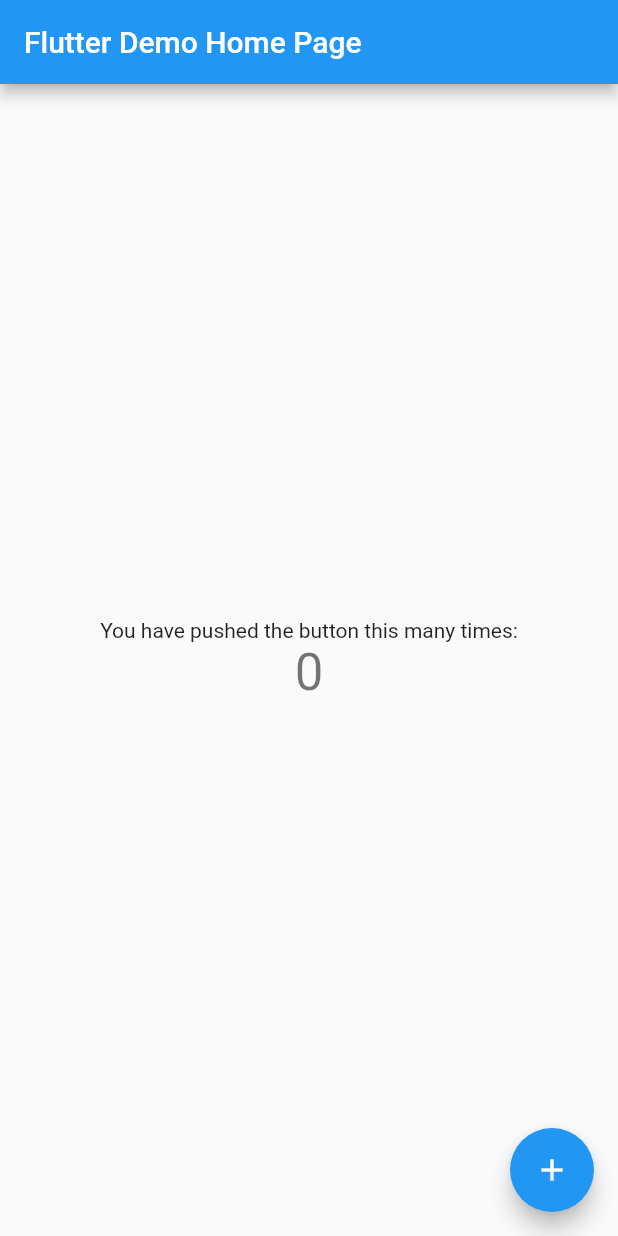
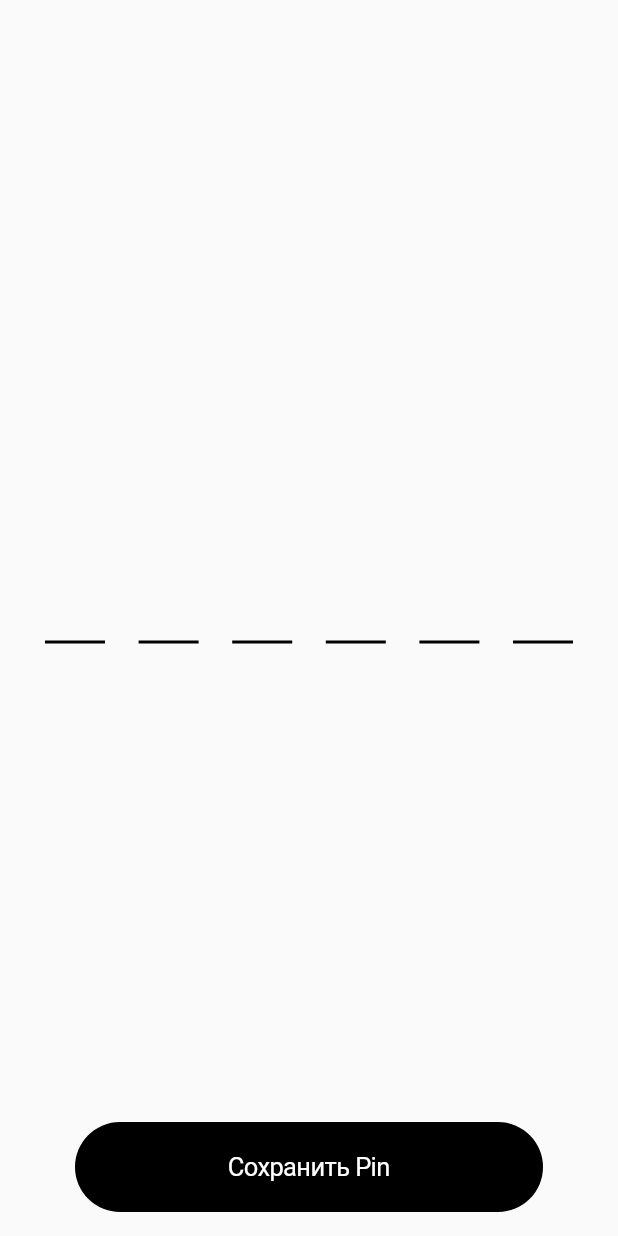
Before and after one commit to andreidevo/pass_manager, a Flutter app: the screen it shows after launch, on a phone screen of 412 x 824 dp. Run offline on Flutter 3.47's test engine with Material 2 defaults, Android fonts, the phone set to English and light mode, and no system bars; drawn by our look-alikes of pin_code_fields; our stand-ins replace hive, permission_handler; accounts and stored records are empty.

Commit message:
new classes

```diff
--- /dev/null
+++ b/lib/Models/StorageAccess.dart
@@ -0,0 +1,38 @@
+
+import 'dart:io';
+
+import 'package:hive/hive.dart';
+import 'PasswordModel.dart';
+import 'package:path_provider/path_provider.dart';
+import 'package:permission_handler/permission_handler.dart';
+
+class StorageAccess{
+
+  late Box<PasswordModel> listStorage;
+  late Box<PassPinClass> pinCode;
+
+
+  Future<bool> initStorage() async {
+
+    Directory directory = await getApplicationDocumentsDirectory();
+    Hive.init(directory.path);
+
+    Hive.registerAdapter(PasswordModelAdapter());
+    Hive.registerAdapter(PassPinClassAdapter());
+
+    listStorage = await Hive.openBox<PasswordModel>("passwords");
+    pinCode = await Hive.openBox<PassPinClass>("pin");
+
+
+    return true;
+  }
+  Future<bool> savePinCode(String pin) async {
+
+    await pinCode.add(PassPinClass(pin));
+
+    return true;
+  }
+}
+
+
+final storageAccess = StorageAccess();
--- /dev/null
+++ b/lib/Screens/PinCodeScreen.dart
@@ -0,0 +1,102 @@
+
+
+import 'package:flutter/cupertino.dart';
+import 'package:flutter/material.dart';
+import 'package:flutter_secure/Models/StorageAccess.dart';
+import 'package:pin_code_fields/pin_code_fields.dart';
+
+import 'PasswordsScreen.dart';
+
+enum StartModeEnum {INIT, OPEN}
+
+class PinCodeScreen extends StatefulWidget {
+
+  StartModeEnum mode;
+
+  PinCodeScreen(this.mode);
+
+  @override
+  _PinCodeScreenState createState() => _PinCodeScreenState();
+}
+
+class _PinCodeScreenState extends State<PinCodeScreen> {
+
+  String setPinCode = "";
+
+  @override
+  Widget build(BuildContext context) {
+
+    switch (widget.mode){
+      case StartModeEnum.INIT:
+        return Scaffold(
+          body: Stack(
+            children: [
+              Center(
+                child: Padding(
+                  padding: const EdgeInsets.symmetric(horizontal: 30),
+                  child: PinCodeTextField(
+                    length: 6,
+                    obscureText: false,
+                    pastedTextStyle: TextStyle(color: Colors.black),
+                    cursorColor: Colors.black,
+                    animationType: AnimationType.fade,
+                    animationDuration: Duration(milliseconds: 300),
+                    pinTheme: PinTheme(
+                      selectedColor: Colors.red,
+                      inactiveColor: Colors.black,
+                      activeColor: Colors.deepPurpleAccent
+                    ),
+                    //errorAnimationController: errorController, // Pass it here
+                    onChanged: (value) {
+                      setState(() {
+                        setPinCode = value;
+                      });
+                    },
+                    appContext: context,
+                  ),
+                ),
+              ),
+
+              Align(
+                alignment: Alignment.bottomCenter,
+                child: Padding(
+                  padding: EdgeInsets.symmetric(horizontal: 30),
+                  child: CupertinoButton(
+                    onPressed: () async {
+                      if (setPinCode.length == 6){
+                        // save and open menu with passwords
+
+                        await storageAccess.savePinCode(setPinCode);
+                        Navigator.pushReplacement(
+                          context,
+                          MaterialPageRoute(builder: (_) => PasswordsScreen())
+                        );
+                      }
+                    },
+                    child: Container(
+                      height: 60,
+                      width: MediaQuery.of(context).size.width - 60,
+                      decoration: BoxDecoration(
+                        color: Colors.black,
+                        borderRadius: BorderRadius.circular(30)
+                      ),
+                      child: Center(
+                        child: Text(
+                          "Сохранить Pin",
+                          style: TextStyle(
+                            color: Colors.white
+                          ),
+                        ),
+                      ),
+                    ),
+                  ),
+                ),
+              )
+            ],
+          )
+        );
+      case StartModeEnum.OPEN:
+        return Scaffold();
+    }
+  }
+}
--- a/lib/main.dart
+++ b/lib/main.dart
@@ -1,66 +1,35 @@
 import 'package:flutter/material.dart';
+import 'package:flutter_secure/Models/StorageAccess.dart';
+import 'package:flutter_secure/Screens/PasswordsScreen.dart';
+import 'package:flutter_secure/Screens/PinCodeScreen.dart';
 
-void main() {
-  runApp(MyApp());
+void main() async {
+  WidgetsFlutterBinding.ensureInitialized();
+
+  await storageAccess.initStorage();
+  StartModeEnum mode;
+  if (storageAccess.pinCode.values.isEmpty)
+    mode = StartModeEnum.INIT;
+  else
+    mode = StartModeEnum.OPEN;
+
+  runApp(MyApp(mode));
 }
 
 class MyApp extends StatelessWidget {
-  // This widget is the root of your application.
+
+  StartModeEnum mode;
+  MyApp(this.mode);
+
   @override
   Widget build(BuildContext context) {
     return MaterialApp(
-      title: 'Flutter Demo',
+      title: 'Passwords',
       theme: ThemeData(
-        primarySwatch: Colors.blue,
+        primaryColor: Colors.black,
+
       ),
-      home: MyHomePage(title: 'Flutter Demo Home Page'),
+      home: PinCodeScreen(mode)
     );
   }
 }
-
-class MyHomePage extends StatefulWidget {
-  MyHomePage({Key? key, required this.title}) : super(key: key);
-
-  final String title;
-
-  @override
-  _MyHomePageState createState() => _MyHomePageState();
-}
-
-class _MyHomePageState extends State<MyHomePage> {
-  int _counter = 0;
-
-  void _incrementCounter() {
-    setState(() {
-      _counter++;
-    });
-  }
-
-  @override
-  Widget build(BuildContext context) {
-    return Scaffold(
-      appBar: AppBar(
-        title: Text(widget.title),
-      ),
-      body: Center(
-        child: Column(
-          mainAxisAlignment: MainAxisAlignment.center,
-          children: <Widget>[
-            Text(
-              'You have pushed the button this many times:',
-            ),
-            Text(
-              '$_counter',
-              style: Theme.of(context).textTheme.headline4,
-            ),
-          ],
-        ),
-      ),
-      floatingActionButton: FloatingActionButton(
-        onPressed: _incrementCounter,
-        tooltip: 'Increment',
-        child: Icon(Icons.add),
-      ), // This trailing comma makes auto-formatting nicer for build methods.
-    );
-  }
-}
```
Also changed, not shown: lib/Models/PasswordModel.dart (added, +25 -0 lines), lib/Screens/PasswordsScreen.dart (added, +13 -0 lines), pubspec.yaml (+6 -22 lines), lib/Models/PasswordModel.g.dart (added), pubspec.lock.
